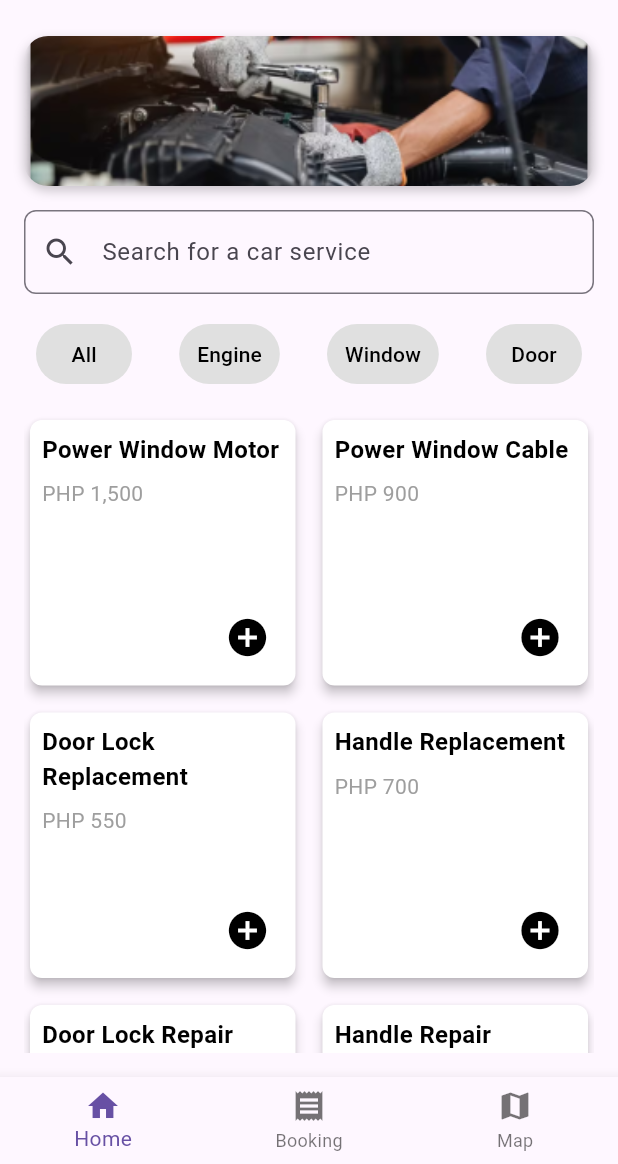
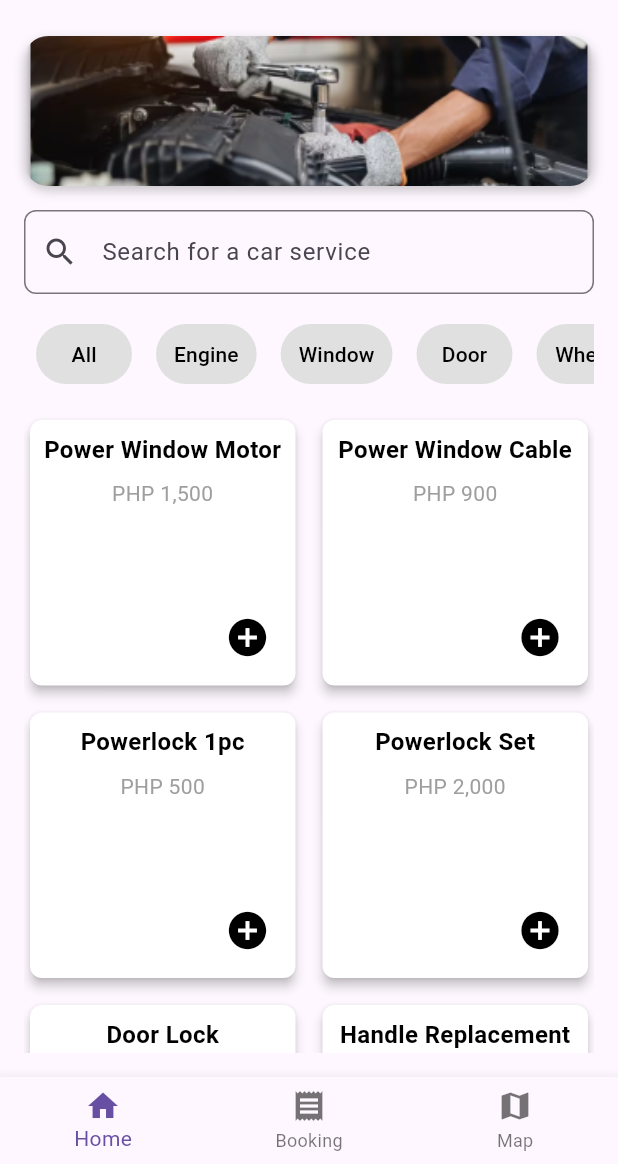
Before and after one commit to JohnLloydDev/AJ-Autofix-App, a Flutter app: the HomeScreen screen opened directly, on a phone screen of 412 x 824 dp, the part 72-1236 px from its top. Run offline on Flutter 3.47's test engine with Material 3 defaults, Android fonts, the light colour scheme and no system bars; our stand-ins replace bloc, equatable, flutter_bloc, flutter_secure_storage, google_maps_flutter, image_picker; accounts and stored records are empty; network calls fail.

Commit message:
Adding Categories Wheel and Electrical

```diff
--- a/lib/screens/home.dart
+++ b/lib/screens/home.dart
@@ -40,22 +40,40 @@ class _HomeScreenState extends State<HomeScreen> {
   int _selectedIndex = 0;
   final TextEditingController _searchController = TextEditingController();
 
-  // Track selected categories
   final Set<String> _selectedCategories = {};
 
-  // Track selected services
   final Set<int> _selectedServices = {};
 
   List<Map<String, String>> services = [
+  // Window
   {'name': 'Power Window Motor', 'price': 'PHP 1,500', 'category': 'window'},
   {'name': 'Power Window Cable', 'price': 'PHP 900', 'category': 'window'},
+  {'name': 'Powerlock 1pc', 'price': 'PHP 500', 'category': 'window'},
+  {'name': 'Powerlock Set', 'price': 'PHP 2,000', 'category': 'window'},
+  // Door
   {'name': 'Door Lock Replacement', 'price': 'PHP 550', 'category': 'door'},
   {'name': 'Handle Replacement', 'price': 'PHP 700', 'category': 'door'},
   {'name': 'Door Lock Repair', 'price': 'PHP 400', 'category': 'door'},
   {'name': 'Handle Repair', 'price': 'PHP 500', 'category': 'door'},
-    {'name': 'Powerlock 1pc', 'price': 'PHP 500', 'category': 'window'},
-    {'name': 'Powerlock Set', 'price': 'PHP 2,000', 'category': 'window'},
-    {'name': 'Car Alarm', 'price': 'PHP 1,500 - 1,800', 'category': 'window'},
+  // Engine category
+  {'name': 'Coolant Flush', 'price': 'PHP 1,200', 'category': 'engine'},
+  {'name': 'Engine Oil Change', 'price': 'PHP 1,000', 'category': 'engine'},
+  {'name': 'Spark Plug Replacement', 'price': 'PHP 800', 'category': 'engine'},
+  {'name': 'Air Filter Replacement', 'price': 'PHP 600', 'category': 'engine'},
+  {'name': 'Fuel Injector Cleaning', 'price': 'PHP 2,200', 'category': 'engine'},
+  {'name': 'Timing Belt Replacement', 'price': 'PHP 4,500', 'category': 'engine'},
+  // Wheel category
+  {'name': 'Tire Replacement', 'price': 'PHP 3,500', 'category': 'wheel'},
+  {'name': 'Wheel Alignment', 'price': 'PHP 1,200', 'category': 'wheel'},
+  {'name': 'Brake Pad Replacement', 'price': 'PHP 1,800', 'category': 'wheel'},
+  {'name': 'Brake Fluid Replacement', 'price': 'PHP 600', 'category': 'wheel'},
+  // Electrical category
+  {'name': 'Alternator Repair', 'price': 'PHP 3,500', 'category': 'electrical'},
+  {'name': 'Fuse Replacement', 'price': 'PHP 300', 'category': 'electrical'},
+  {'name': 'Car Alarm', 'price': 'PHP 1,500 - 1,800', 'category': 'electrical'},
+  {'name': 'Battery Replacement', 'price': 'PHP 4,000', 'category': 'electrical'},
+  {'name': 'Headlight Bulb Replacement', 'price': 'PHP 500', 'category': 'electrical'},
+  {'name': 'Power Window Switch Repair', 'price': 'PHP 1,000', 'category': 'electrical'}
 ];
 
   List<Map<String, String>> _filteredServices = [];
@@ -92,41 +110,36 @@ class _HomeScreenState extends State<HomeScreen> {
     });
 
     switch (index) {
-      case 1: // Booking tab
+      case 1:
         Navigator.push(
           context,
           MaterialPageRoute(builder: (context) => const Booking()),
         );
         break;
-      case 2: // Map tab
+      case 2:
         Navigator.pushReplacement(
           context,
           MaterialPageRoute(builder: (context) => const ShopMap()),
         );
         break;
       default:
-        // Home tab or other tabs
         break;
     }
   }
 
-  // Handle category button press
   void _onCategorySelected(String category) {
     setState(() {
-    // If 'All' is selected, clear all categories
       if (category == 'all') {
         _selectedCategories.clear();
       } else {
-      // If a specific category is selected, set it and clear 'All'
         _selectedCategories.clear();
         _selectedCategories.add(category);
       }
 
-    _filterServices(); // Refresh the service list based on the selected category
+      _filterServices();
     });
   }
 
-  // Toggle service selection
   void _toggleServiceSelection(int index) {
     setState(() {
       if (_selectedServices.contains(index)) {
@@ -146,9 +159,9 @@ class _HomeScreenState extends State<HomeScreen> {
         title: Row(
           children: [
             Image.asset(
-              'assets/a&j_logo_home.png', // Update with your image path
-              height: 40, // Adjust height as needed
-              fit: BoxFit.contain, // Ensure the image scales properly
+              'assets/a&j_logo_home.png',
+              height: 40,
+              fit: BoxFit.contain,
             ),
           ],
         ),
@@ -166,10 +179,10 @@ class _HomeScreenState extends State<HomeScreen> {
           padding: EdgeInsets.zero,
           children: <Widget>[
             const SizedBox(
-              height: 100, // Adjusting the height
+              height: 100,
               child: DrawerHeader(
                 decoration: BoxDecoration(
-                  color: Color(0xFF9FA8DA), // Light blue color for header
+                  color: Color(0xFF9FA8DA),
                 ),
                 child: Center(
                   child: Text(
@@ -244,14 +257,14 @@ class _HomeScreenState extends State<HomeScreen> {
         child: Column(
           crossAxisAlignment: CrossAxisAlignment.start,
           children: [
-            // Image above the search bar
             Container(
-              width: double.infinity, // Stretch the container to the full width of its parent
-              height: 100, // Set the height for the container
+              width: double
+                  .infinity,
+              height: 100,
               decoration: BoxDecoration(
-                borderRadius: BorderRadius.circular(16.0), // Adjust the radius as needed
+                borderRadius:
+                    BorderRadius.circular(16.0),
                 boxShadow: [
-                  // Optional: add shadow for better appearance
                   BoxShadow(
                     color: Colors.black.withOpacity(0.2),
                     blurRadius: 5.0,
@@ -260,18 +273,18 @@ class _HomeScreenState extends State<HomeScreen> {
                 ],
               ),
               child: ClipRRect(
-                borderRadius: BorderRadius.circular(16.0), // Ensure the radius is applied to the image
+                borderRadius: BorderRadius.circular(
+                    16.0),
                 child: Image.asset(
                   'assets/repair.png',
                   width: double.infinity,
-                  height: double.infinity, // Make the image fill the container
-                  fit: BoxFit.cover, // Ensure the image scales properly
+                  height: double.infinity,
+                  fit: BoxFit.cover,
                 ),
               ),
             ),
             const SizedBox(height: 16),
 
-            // Search bar
             TextField(
               controller: _searchController,
               decoration: InputDecoration(
@@ -284,19 +297,21 @@ class _HomeScreenState extends State<HomeScreen> {
             ),
             const SizedBox(height: 16),
 
-            // Category text options
-            Row(
-              mainAxisAlignment: MainAxisAlignment.spaceBetween,
+            SingleChildScrollView(
+              scrollDirection: Axis.horizontal,
+              child: Row(
                 children: [
                   _categoryTextButton('All'),
                   _categoryTextButton('Engine'),
                   _categoryTextButton('Window'),
                   _categoryTextButton('Door'),
+                  _categoryTextButton('Wheel'),
+                  _categoryTextButton('Electrical'),
                 ],
+              ),
             ),
             const SizedBox(height: 16),
 
-            // Expanded GridView
             Expanded(
               child: GridView.builder(
                 gridDelegate: const SliverGridDelegateWithFixedCrossAxisCount(
@@ -340,14 +355,17 @@ class _HomeScreenState extends State<HomeScreen> {
     );
   }
 
-  // Create horizontal category buttons
   Widget _categoryTextButton(String category) {
     return Padding(
       padding: const EdgeInsets.symmetric(horizontal: 8.0),
       child: TextButton(
         style: TextButton.styleFrom(
-          foregroundColor: _selectedCategories.contains(category.toLowerCase()) ? Colors.white : Colors.black,
-          backgroundColor: _selectedCategories.contains(category.toLowerCase()) ? Colors.purple : Colors.grey[300],
+          foregroundColor: _selectedCategories.contains(category.toLowerCase())
+              ? Colors.white
+              : Colors.black,
+          backgroundColor: _selectedCategories.contains(category.toLowerCase())
+              ? Colors.purple
+              : Colors.grey[300],
           shape: RoundedRectangleBorder(
             borderRadius: BorderRadius.circular(20.0),
           ),
@@ -377,18 +395,21 @@ class ServiceCard extends StatelessWidget {
   Widget build(BuildContext context) {
     return Card(
       elevation: 3,
-      color: Colors.white, // Change background color to white
+      color: Colors.white,
       shape: RoundedRectangleBorder(
         borderRadius: BorderRadius.circular(8.0),
       ),
       child: Padding(
         padding: const EdgeInsets.all(8.0),
         child: Column(
-          mainAxisAlignment: MainAxisAlignment.center, // Center contents vertically
-          crossAxisAlignment: CrossAxisAlignment.start, // Align contents to the start (left)
+          mainAxisAlignment:
+              MainAxisAlignment.center,
+          crossAxisAlignment:
+              CrossAxisAlignment.center,
           children: [
             Text(
               serviceName,
+              textAlign: TextAlign.center,
               style: const TextStyle(
                 fontSize: 16,
                 fontWeight: FontWeight.bold,
@@ -398,11 +419,13 @@ class ServiceCard extends StatelessWidget {
             const SizedBox(height: 8),
             Text(
               servicePrice,
+              textAlign: TextAlign.center,
               style: const TextStyle(fontSize: 14, color: Colors.grey),
             ),
-            const Spacer(), // Pushes the icon button to the bottom
+            const Spacer(),
             Align(
-              alignment: Alignment.bottomRight, // Align the icon to the bottom-right
+              alignment:
+                  Alignment.bottomRight,
               child: IconButton(
                 onPressed: onAddPressed,
                 icon: Icon(
```
Lines whose indentation alone changed are shown as unchanged.
